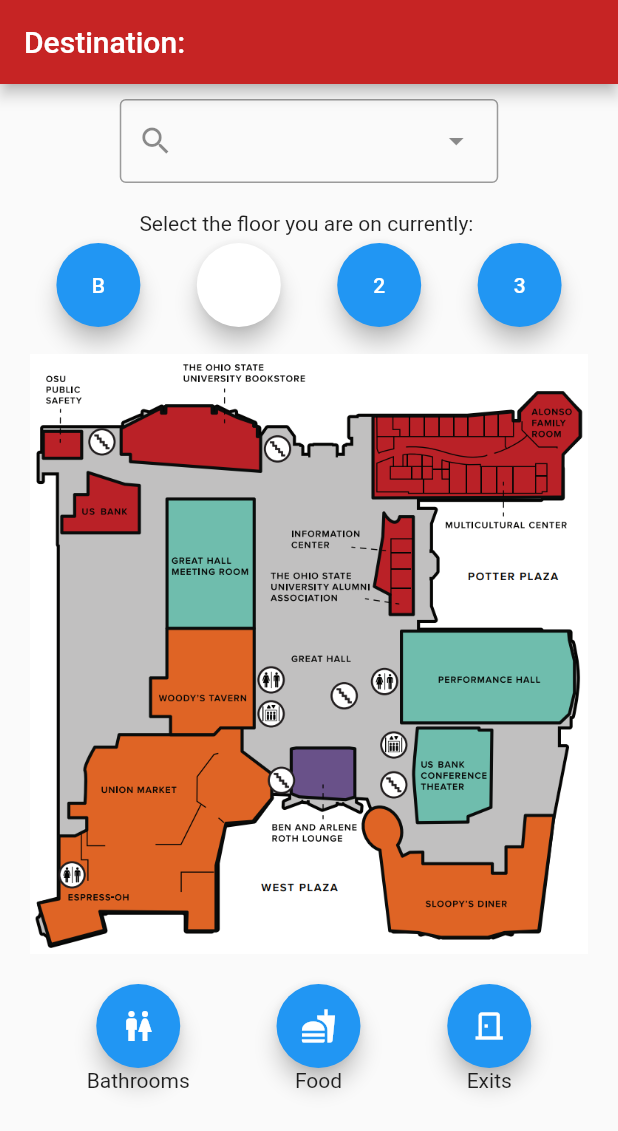
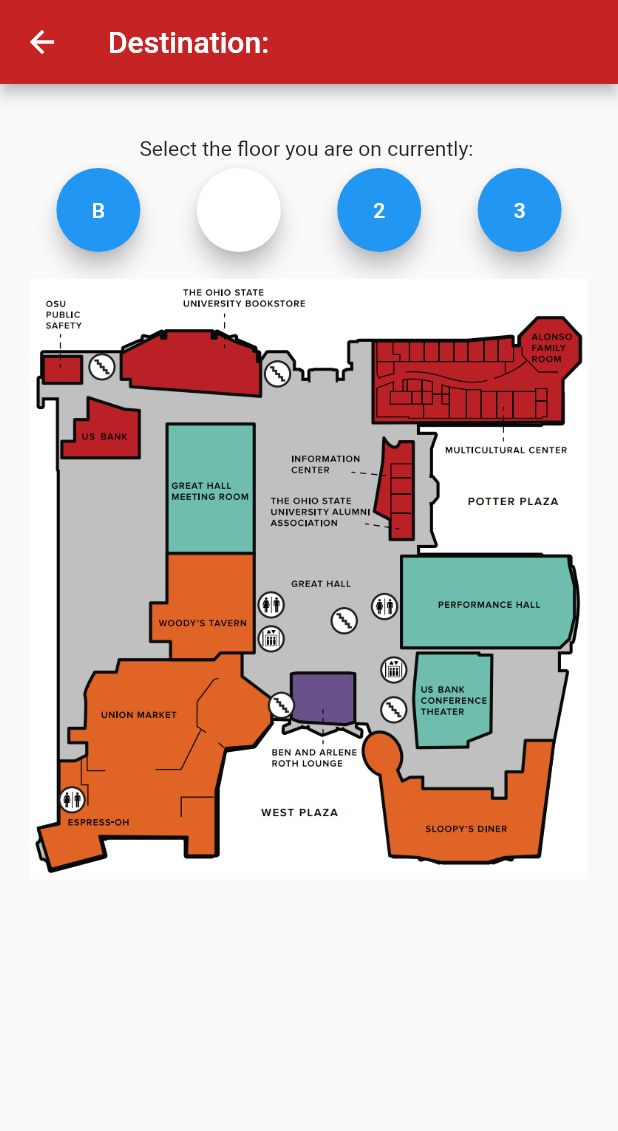
Before and after one commit to kateG03/HackOhio11, a Flutter app: the FloatingActionButtonExample screen opened directly, after a tap on the "wc" icon, on a phone screen of 412 x 824 dp. Shown: the top 1131 px of the screen. Run offline on Flutter 3.47's test engine with Material 2 defaults, Android fonts, the phone set to English and light mode, and no system bars.

Commit message:
rerouting to specific screen

```diff
--- a/lib/UI/search_screen2.dart
+++ b/lib/UI/search_screen2.dart
@@ -1,6 +1,7 @@
 import 'dart:developer';
 
 import 'package:flutter/material.dart';
+import 'package:my_indoor_nav/UI/specific_screen3.dart';
 
 class FloatingActionButtonExampleApp extends StatelessWidget {
   const FloatingActionButtonExampleApp({super.key});
@@ -41,16 +42,17 @@
   Widget build(BuildContext context) {
     return Scaffold(
         appBar: AppBar(
-          title: const Text('Destination: ', style: TextStyle(color: Color.fromARGB(255, 255, 255, 255))),
+          title: const Text('Destination: ',
+              style: TextStyle(color: Color.fromARGB(255, 255, 255, 255))),
           backgroundColor: const Color.fromARGB(255, 198, 36, 36),
         ),
         body: Column(
             //mainAxisAlignment: MainAxisAlignment,
             children: [
               const Divider(
-            height: 10,
-            color: Color.fromARGB(0, 0, 0, 0),
-          ),
+                height: 10,
+                color: Color.fromARGB(0, 0, 0, 0),
+              ),
               SizedBox(
                   height: 50,
                   child: DropdownMenu(
@@ -138,7 +140,14 @@
                     FloatingActionButton(
                       heroTag: "btn1",
                       onPressed: () {
-                        setState(() {});
+                        setState(() {
+                          Navigator.push(
+                              context,
+                              MaterialPageRoute(
+                                  builder: (context) => const SpecificScreen(
+                                        category: 'Bathrooms',
+                                      )));
+                        });
                       },
                       child: const Icon(Icons.wc),
                     ),
@@ -148,7 +157,14 @@
                     FloatingActionButton(
                       heroTag: "btn2",
                       onPressed: () {
-                        setState(() {});
+                        setState(() {
+                          Navigator.push(
+                              context,
+                              MaterialPageRoute(
+                                  builder: (context) => const SpecificScreen(
+                                        category: 'Food',
+                                  )));
+                        });
                       },
                       child: const Icon(Icons.fastfood),
                     ),
@@ -158,7 +174,14 @@
                     FloatingActionButton(
                       heroTag: "btn3",
                       onPressed: () {
-                        setState(() {});
+                        setState(() {
+                            Navigator.push(
+                              context,
+                              MaterialPageRoute(
+                                  builder: (context) => const SpecificScreen(
+                                        category: 'Exits',
+                                  )));
+                        });
                       },
                       child: const Icon(Icons.door_back_door_outlined),
                     ),
--- a/lib/UI/specific_screen3.dart
+++ b/lib/UI/specific_screen3.dart
@@ -0,0 +1,110 @@
+import 'package:flutter/material.dart';
+
+class SpecificScreen extends StatefulWidget {
+  final String category;
+  const SpecificScreen({super.key, required this.category});
+
+  @override
+  State<StatefulWidget> createState() => _SpecificScreenState();
+}
+
+class _SpecificScreenState extends State<SpecificScreen> {
+  Color selectedFloorColor = Colors.white;
+  int selectedFloor = 1;
+  Widget _getImage(int newPosition) {
+    List<String> images = <String>[
+      "assets/OUBasement.png",
+      "assets/OUFloor1.png",
+      "assets/OUFloor2.png",
+      "assets/OUFloor3.png"
+    ];
+    return Image.asset(images[newPosition]);
+  }
+
+  @override
+  Widget build(BuildContext context) {
+    return Scaffold(
+        appBar: AppBar(
+          title: const Text('Destination: ',
+              style: TextStyle(color: Color.fromARGB(255, 255, 255, 255))),
+          backgroundColor: const Color.fromARGB(255, 198, 36, 36),
+        ),
+        body: Column(
+            //mainAxisAlignment: MainAxisAlignment,
+            children: [
+              const Divider(
+                height: 10,
+                color: Color.fromARGB(0, 0, 0, 0),
+              ),
+              const Divider(height: 25, color: Color.fromARGB(0, 0, 0, 0)),
+              const Text("Select the floor you are on currently: "),
+              const Divider(height: 5, color: Color.fromARGB(0, 0, 0, 0)),
+              Row(
+                mainAxisAlignment: MainAxisAlignment.spaceEvenly,
+                children: [
+                  FloatingActionButton(
+                      heroTag: "btn8",
+                      backgroundColor: selectedFloor == 0
+                          ? selectedFloorColor
+                          : Theme.of(context)
+                              .floatingActionButtonTheme
+                              .backgroundColor,
+                      onPressed: () {
+                        setState(() {
+                          selectedFloor = 0;
+                        });
+                      },
+                      child: const Text("B")),
+                  FloatingActionButton(
+                    heroTag: "btn5",
+                    backgroundColor: selectedFloor == 1
+                        ? selectedFloorColor
+                        : Theme.of(context)
+                            .floatingActionButtonTheme
+                            .backgroundColor,
+                    onPressed: () {
+                      setState(() {
+                        selectedFloor = 1;
+                      });
+                    },
+                    child: const Text("1"),
+                  ),
+                  FloatingActionButton(
+                    heroTag: "btn6",
+                    backgroundColor: selectedFloor == 2
+                        ? selectedFloorColor
+                        : Theme.of(context)
+                            .floatingActionButtonTheme
+                            .backgroundColor,
+                    onPressed: () {
+                      setState(() {
+                        selectedFloor = 2;
+                      });
+                    },
+                    child: const Text("2"),
+                  ),
+                  FloatingActionButton(
+                    heroTag: "btn7",
+                    backgroundColor: selectedFloor == 3
+                        ? selectedFloorColor
+                        : Theme.of(context)
+                            .floatingActionButtonTheme
+                            .backgroundColor,
+                    onPressed: () {
+                      setState(() {
+                        selectedFloor = 3;
+                      });
+                    },
+                    child: const Text("3"),
+                  ),
+                ],
+              ),
+              const Divider(height: 18, color: Color.fromARGB(0, 0, 0, 0)),
+              Container(
+                  height: 400,
+                  color: Color.fromARGB(255, 255, 255, 255),
+                  child: _getImage(selectedFloor)),
+              const Divider(height: 20, color: Color.fromARGB(0, 0, 0, 0)),
+            ]));
+  }
+}
```
